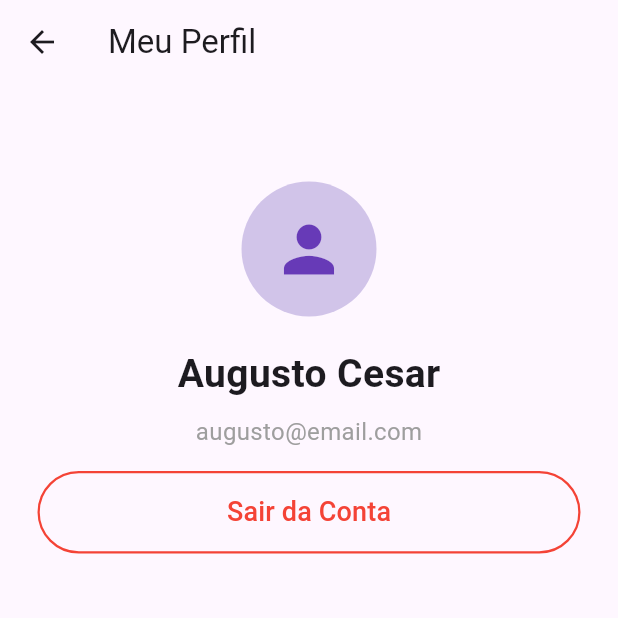
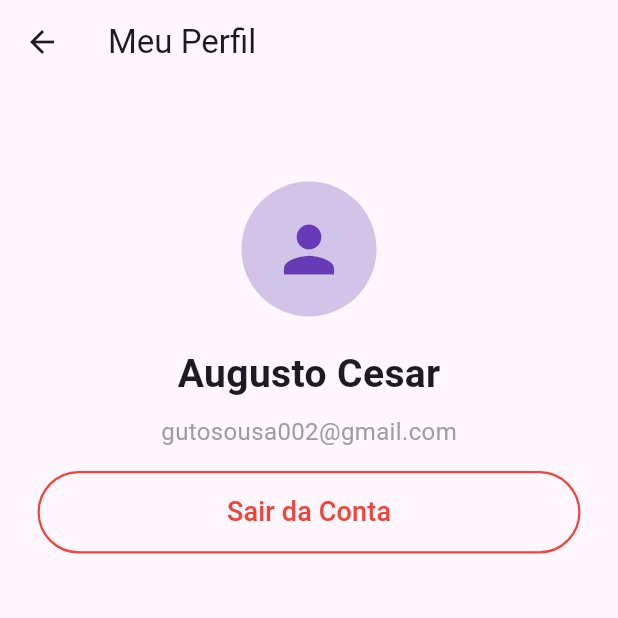
Before and after one commit to jamantinahq/Bachstage_mobile, a Flutter app: the Perfil screen opened directly, on a phone screen of 412 x 824 dp, the top half of it. Run offline on Flutter 3.47's test engine with Material 3 defaults, Android fonts, the phone set to English and light mode, and no system bars.

Commit message:
Segundo commit

```diff
--- a/lib/telas/usuario.dart
+++ b/lib/telas/usuario.dart
@@ -1,4 +1,5 @@
 import 'package:flutter/material.dart';
+import 'login.dart';
 
 class Perfil extends StatelessWidget {
   const Perfil({super.key});
@@ -38,7 +39,7 @@ class Perfil extends StatelessWidget {
 
             // email
             const Text(
-              "augusto@email.com",
+              "gutosousa002@gmail.com",
               style: TextStyle(fontSize: 16, color: Colors.grey),
             ),
             const SizedBox(height: 15),
@@ -47,7 +48,9 @@ class Perfil extends StatelessWidget {
               width: double.infinity,
               height: 55,
               child: OutlinedButton(
-                onPressed: () {},
+                onPressed: () {
+                  Navigator.pushReplacementNamed(context, '/login');
+                },
                 style: OutlinedButton.styleFrom(
                   side: const BorderSide(color: Colors.red, width: 1.5),
                   shape: RoundedRectangleBorder(
```
Also changed, not shown: img.png (deleted).
